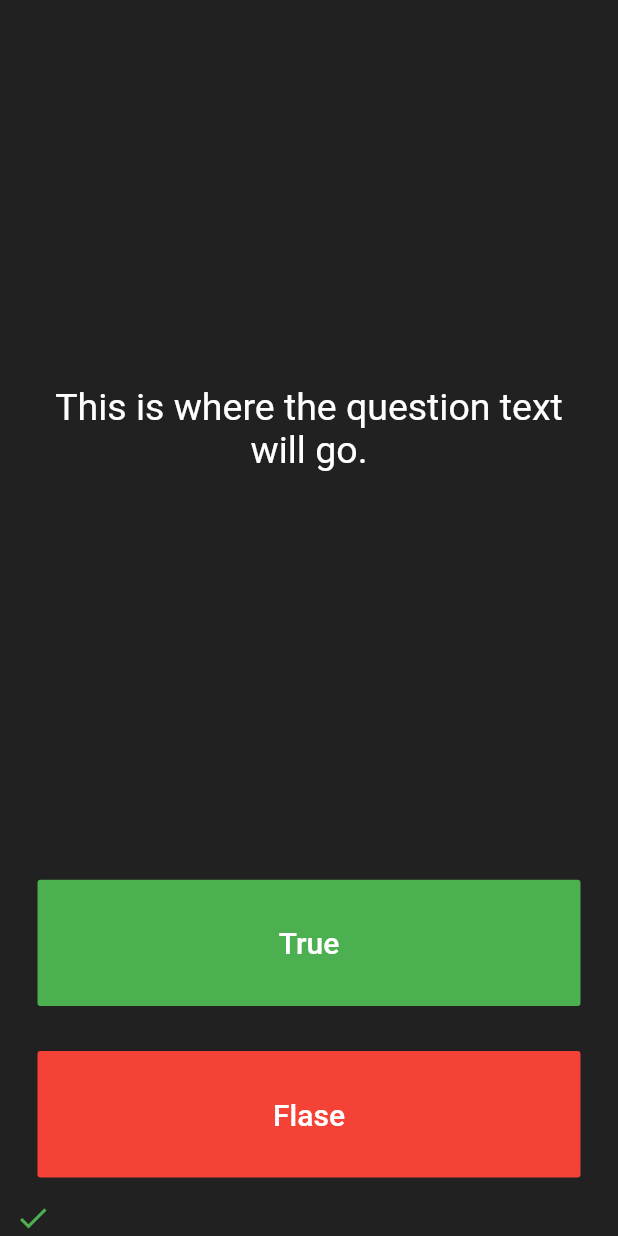
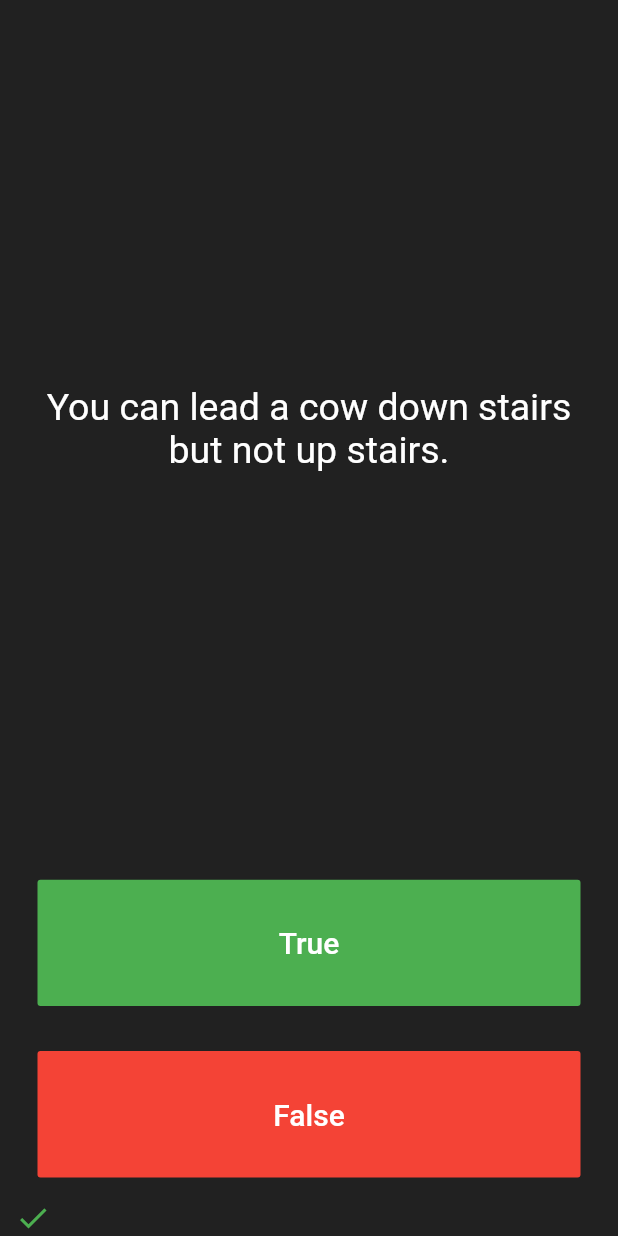
Before and after one commit to ace-js/quizz-app, a Flutter app: the screen it shows after launch, after a tap on "True", on a phone screen of 412 x 824 dp. Run offline on Flutter 3.47's test engine with Material 2 defaults, Android fonts, the phone set to English and light mode, and no system bars; our stand-ins replace rflutter_alert.

```diff
--- a/lib/main.dart
+++ b/lib/main.dart
@@ -1,4 +1,8 @@
 import 'package:flutter/material.dart';
+import 'package:rflutter_alert/rflutter_alert.dart';
+import 'package:quizz_app/quiz_brain.dart';
+
+QuizBrain quizBrain = new QuizBrain();
 
 void main() => runApp(QuizApp());
 
@@ -28,23 +32,52 @@ class QuizPage extends StatefulWidget {
 class _QuizPageState extends State<QuizPage> {
   List<Icon> scoreKeeper = [];
 
-  Expanded buildButton(Color color, String description, bool answer, Function onPressed) =>
-      Expanded(
-        child: Padding(
-          padding: EdgeInsets.all(15.0),
-          child: FlatButton(
-            textColor: Colors.white,
-            color: color,
+  void checkAnswer(answer) {
+    Icon icon;
+    if (answer == quizBrain.getCorrectAnswer())
+      icon = Icon(Icons.check, color: Colors.green);
+    else {
+      icon = Icon(Icons.close, color: Colors.red);
+    }
+
+    setState(() {
+      scoreKeeper.add(icon);
+    });
+
+    if (quizBrain.hasMoreQuestion()) {
+      quizBrain.nextQuestion();
+    } else {
+      Alert(
+        context: context,
+        type: AlertType.success,
+        title: "Quiz finished",
+        desc: "You have finished the quiz",
+        closeFunction: this.resetGame,
+        style: AlertStyle(
+          isCloseButton: false,
+          isOverlayTapDismiss: false,
+        ),
+        buttons: [
+          DialogButton(
             child: Text(
-              description,
-              style: TextStyle(
-                fontSize: 20.0,
-              ),
+              "Ok",
+              style: TextStyle(color: Colors.white, fontSize: 20),
             ),
-            onPressed: onPressed
-          ),
-        ),
-      );
+            onPressed: this.resetGame,
+            width: 120,
+          )
+        ],
+      ).show();
+    }
+  }
+
+  void resetGame() {
+    setState(() {
+      scoreKeeper = [];
+    });
+    quizBrain.resetQuestionBank();
+    Navigator.pop(context); // Close Alert
+  }
 
   @override
   Widget build(BuildContext context) {
@@ -58,7 +91,7 @@ class _QuizPageState extends State<QuizPage> {
             padding: EdgeInsets.all(10.0),
             child: Center(
               child: Text(
-                'This is where the question text will go.',
+                quizBrain.getQuestionText(),
                 textAlign: TextAlign.center,
                 style: TextStyle(
                   fontSize: 25.0,
@@ -68,12 +101,37 @@ class _QuizPageState extends State<QuizPage> {
             ),
           ),
         ),
-        buildButton(Colors.green, 'True', true, () => setState((){
-          scoreKeeper.add(Icon(Icons.check, color: Colors.green));
-        })),
-        buildButton(Colors.red, 'Flase', false, () => setState((){
-          scoreKeeper.add(Icon(Icons.close, color: Colors.red));
-        })),
+        Expanded(
+          child: Padding(
+            padding: EdgeInsets.all(15.0),
+            child: FlatButton(
+                textColor: Colors.white,
+                color: Colors.green,
+                child: Text(
+                  'True',
+                  style: TextStyle(
+                    fontSize: 20.0,
+                  ),
+                ),
+                onPressed: () => checkAnswer(true)),
+          ),
+        ),
+        Expanded(
+          child: Padding(
+            padding: EdgeInsets.all(15.0),
+            child: FlatButton(
+              textColor: Colors.white,
+              color: Colors.red,
+              child: Text(
+                'False',
+                style: TextStyle(
+                  fontSize: 20.0,
+                ),
+              ),
+              onPressed: () => checkAnswer(false),
+            ),
+          ),
+        ),
         Row(
           children: scoreKeeper,
         )
--- /dev/null
+++ b/lib/question.dart
@@ -0,0 +1,9 @@
+class Question {
+  String description;
+  bool answer;
+
+  Question(String description, bool answer) {
+    this.description = description;
+    this.answer = answer;
+  }
+}
--- /dev/null
+++ b/lib/quiz_brain.dart
@@ -0,0 +1,55 @@
+import 'package:quizz_app/question.dart';
+
+class QuizBrain {
+  int _questionNumber = 0;
+
+  List<Question> _questionBank = [
+    Question('Some cats are actually allergic to humans', true),
+    Question('You can lead a cow down stairs but not up stairs.', false),
+    Question('Approximately one quarter of human bones are in the feet.', true),
+    Question('A slug\'s blood is green.', true),
+    Question('Buzz Aldrin\'s mother\'s maiden name was \"Moon\".', true),
+    Question('It is illegal to pee in the Ocean in Portugal.', true),
+    Question(
+        'No piece of square dry paper can be folded in half more than 7 times.',
+        false),
+    Question(
+        'In London, UK, if you happen to die in the House of Parliament, you are technically entitled to a state funeral, because the building is considered too sacred a place.',
+        true),
+    Question(
+        'The loudest sound produced by any animal is 188 decibels. That animal is the African Elephant.',
+        false),
+    Question(
+        'The total surface area of two human lungs is approximately 70 square metres.',
+        true),
+    Question('Google was originally called \"Backrub\".', true),
+    Question(
+        'Chocolate affects a dog\'s heart and nervous system; a few ounces are enough to kill a small dog.',
+        true),
+    Question(
+        'In West Virginia, USA, if you accidentally hit an animal with your car, you are free to take it home to eat.',
+        true)
+  ];
+
+  bool hasMoreQuestion() {
+    return _questionNumber < (_questionBank.length - 1);
+  }
+
+  void nextQuestion() {
+    if (hasMoreQuestion()) {
+      _questionNumber++;
+    }
+  }
+
+  String getQuestionText() {
+    return this._questionBank[_questionNumber].description;
+  }
+
+  bool getCorrectAnswer() {
+    return this._questionBank[_questionNumber].answer;
+  }
+
+  void resetQuestionBank() {
+    _questionNumber = 0;
+  }
+}
--- a/pubspec.yaml
+++ b/pubspec.yaml
@@ -23,6 +23,7 @@ dependencies:
   # The following adds the Cupertino Icons font to your application.
   # Use with the CupertinoIcons class for iOS style icons.
   cupertino_icons: ^0.1.2
+  rflutter_alert: ^1.0.3
 
 dev_dependencies:
   flutter_test:
```
Also changed, not shown: pubspec.lock.
